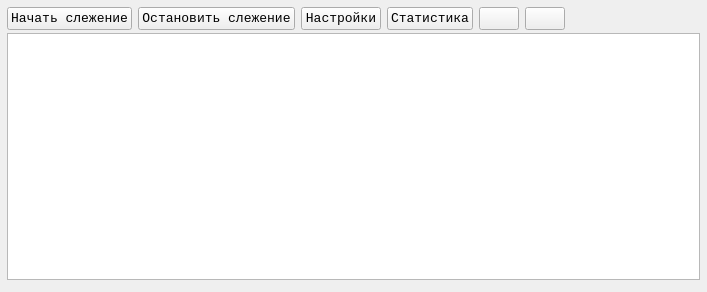
Old version of the form widget.ui in the repository FeZar97/Investigator.
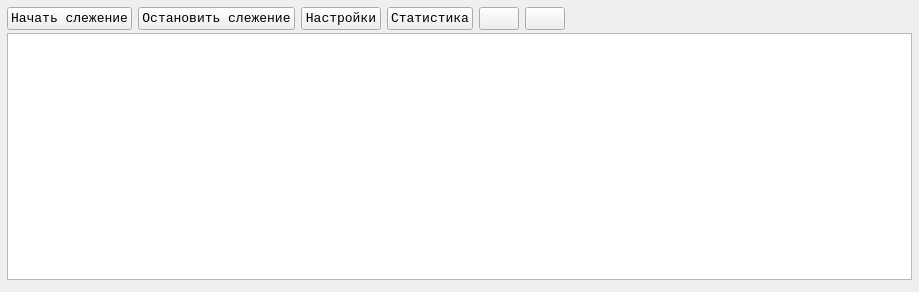
New version of the form. Icons and pictures are not drawn.

```diff
--- a/widget.ui
+++ b/widget.ui
@@ -6,7 +6,7 @@
    <rect>
     <x>0</x>
     <y>0</y>
-    <width>707</width>
+    <width>919</width>
     <height>292</height>
    </rect>
   </property>
@@ -28,7 +28,7 @@
     <rect>
      <x>3</x>
      <y>3</y>
-     <width>701</width>
+     <width>913</width>
      <height>281</height>
     </rect>
    </property>
```
